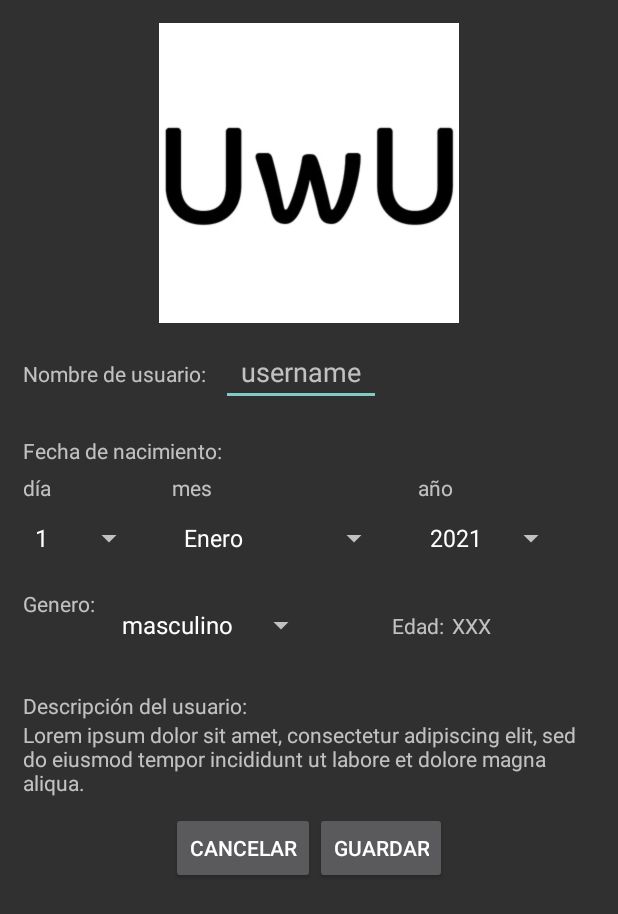
After one commit to felipedelosh/LifeRegisterAPP, an Android app: the ProfileConfigure screen opened directly, with no data from a screen before it, on a phone screen of 412 x 824 dp. The commit adds this screen. Shown: the top 914 px of the screen. Run offline under Robolectric (Android 15) with nearby library versions, the phone set to English and light mode, and no system bars.

Commit message:
generate a user settings panel

```diff
--- a/app/src/main/AndroidManifest.xml
+++ b/app/src/main/AndroidManifest.xml
@@ -14,6 +14,9 @@
         android:roundIcon="@mipmap/ic_launcher_round"
         android:supportsRtl="true"
         android:theme="@style/Theme.AppCompat.NoActionBar">
+        <activity
+            android:name=".ProfileConfigure"
+            android:exported="false" />
         <activity
             android:name=".Drug_Diary_Counter"
             android:exported="false" />
--- /dev/null
+++ b/app/src/main/java/com/example/liferegisterdiary/ProfileConfigure.java
@@ -0,0 +1,197 @@
+package com.example.liferegisterdiary;
+
+import androidx.appcompat.app.AppCompatActivity;
+
+import android.content.Intent;
+import android.os.Bundle;
+import android.view.View;
+import android.widget.ArrayAdapter;
+import android.widget.Button;
+import android.widget.EditText;
+import android.widget.Spinner;
+import android.widget.TextView;
+import android.widget.Toast;
+
+import Models.User;
+import db.DbUser;
+
+public class ProfileConfigure extends AppCompatActivity {
+
+    private EditText txtUsername;
+    private Spinner spinnerDayToBirthDate;
+    private Spinner spinnerMonthToBirthDate;
+    private Spinner spinnerYearToBirthDate;
+    private Spinner spinnerSex;
+    private TextView lblAge;
+    private TextView txtUserDescription;
+    private Button btnNotSaveProfileSettings;
+    private Button btnSaveProfileSettings;
+    private DbUser dbUser;
+    private TimeController timeController;
+
+
+    @Override
+    protected void onCreate(Bundle savedInstanceState) {
+        super.onCreate(savedInstanceState);
+        setContentView(R.layout.activity_profile_configure);
+
+        txtUsername = findViewById(R.id.txtUsername);
+        spinnerDayToBirthDate = findViewById(R.id.spinnerDayToBirthDate);
+        spinnerMonthToBirthDate = findViewById(R.id.spinnerMonthToBirthDate);
+        spinnerYearToBirthDate = findViewById(R.id.spinnerYearToBirthDate);
+        spinnerSex = findViewById(R.id.spinnerSex);
+        txtUserDescription = findViewById(R.id.txtUserDescription);
+        lblAge = findViewById(R.id.lblAge);
+
+
+        dbUser = new DbUser(ProfileConfigure.this);
+        timeController = new TimeController();
+
+        putSpinnerOptions();
+
+        if(dbUser.userIsregisted()){
+            chargeDataInDisplay();
+        }
+
+
+        setUpView();
+    }
+
+    private void setUpView() {
+        btnNotSaveProfileSettings = findViewById(R.id.btnNotSaveProfileSettings);
+        btnNotSaveProfileSettings.setOnClickListener(new View.OnClickListener() {
+            @Override
+            public void onClick(View v) {
+                Intent launchSettingsView = new Intent(getApplicationContext(), Settings.class);
+                startActivity(launchSettingsView);
+            }
+        });
+        btnSaveProfileSettings = findViewById(R.id.btnSaveProfileSettings);
+        btnSaveProfileSettings.setOnClickListener(new View.OnClickListener() {
+            @Override
+            public void onClick(View v) {
+
+                String usrnm = txtUsername.getText().toString();
+
+                if(validateText(usrnm)){
+
+                    String sex  = "";
+
+                    if(spinnerSex.getSelectedItemPosition() == 0){
+                        sex = "male";
+                    }else{
+                        sex = "female";
+                    }
+
+
+                    int yearBirthDate = Integer.parseInt(spinnerYearToBirthDate.getSelectedItem().toString().trim());
+                    int monthBirthDate = spinnerMonthToBirthDate.getSelectedItemPosition();
+                    int dayBirthDate = Integer.parseInt(spinnerDayToBirthDate.getSelectedItem().toString().trim());
+
+                    Long id = dbUser.editUser(usrnm, sex, yearBirthDate, monthBirthDate, dayBirthDate);
+
+                    if(id > 0){
+                        chargeDataInDisplay();
+                        Toast.makeText(ProfileConfigure.this, "Update User" , Toast.LENGTH_LONG).show();
+
+                    }else{
+                        Toast.makeText(ProfileConfigure.this, "Dont'save" , Toast.LENGTH_LONG).show();
+                    }
+
+                }
+
+            }
+        });
+    }
+
+    public void putSpinnerOptions(){
+
+        //Put sex
+        String [] genders = {getString(R.string.app_gender_male).trim(), getString(R.string.app_gender_female).trim()};
+        ArrayAdapter<String> adapterSex = new ArrayAdapter<String>(this, R.layout.support_simple_spinner_dropdown_item, genders);
+        spinnerSex.setAdapter(adapterSex);
+
+        //Spinner year
+        int [] k = timeController.getCommonYears();
+
+        String [] spinerOptionsYear = new String[100];
+        for(int i=0;i<k.length;i++){
+            spinerOptionsYear[i] = String.valueOf(k[i]);
+        }
+
+        ArrayAdapter<String> adapterYear = new ArrayAdapter<String>(this, R.layout.support_simple_spinner_dropdown_item, spinerOptionsYear);
+        //Put all values
+        spinnerYearToBirthDate.setAdapter(adapterYear);
+
+        //Put months
+        String [] spinerOptionsDays = timeController.getMonths();
+        ArrayAdapter <String> adapterDays = new ArrayAdapter<String>(this, R.layout.support_simple_spinner_dropdown_item, spinerOptionsDays);
+        spinnerMonthToBirthDate.setAdapter(adapterDays);
+
+        //Put days in spinner
+        putDaysInSpinner();
+
+
+    }
+
+
+    public void putDaysInSpinner(){
+        int k = timeController.getNumberDaysOfMounthX(spinnerMonthToBirthDate.getSelectedItem().toString().trim());
+        String [] spinerOptions = null;
+        //Case 28
+        if(k == 28){
+            spinerOptions = new String[28];
+            for(int i=0;i<28;i++){
+                spinerOptions[i] = String.valueOf(i+1);
+            }
+        }
+
+        //Case 30
+        if(k == 30){
+            spinerOptions = new String[30];
+            for(int i=0;i<30;i++){
+                spinerOptions[i] = String.valueOf(i+1);
+            }
+        }
+
+        //Case 31
+        if(k == 31){
+            spinerOptions = new String[31];
+            for(int i=0;i<31;i++){
+                spinerOptions[i] = String.valueOf(i+1);
+            }
+        }
+
+        ArrayAdapter <String> adapter = new ArrayAdapter<String>(this, R.layout.support_simple_spinner_dropdown_item, spinerOptions);
+        spinnerDayToBirthDate.setAdapter(adapter);
+    }
+
+    public void chargeDataInDisplay(){
+        User user = dbUser.getUser();
+
+        txtUsername.setText(user.getUsername());
+        //Put year in spinner
+        if(user.getSex().equals("male")){
+            spinnerSex.setSelection(0);
+        }else{
+            spinnerSex.setSelection(1);
+        }
+        int age = timeController.howManyYearsHavPassed(user.getDayBirthDate(), user.getMountBirthDate(), user.getYearBirthDate());
+        lblAge.setText(Integer.toString(age));
+        txtUserDescription.setText(user.toString());
+
+        if(age<100){
+            spinnerYearToBirthDate.setSelection(age);
+        }
+        spinnerMonthToBirthDate.setSelection(user.getMountBirthDate());
+        spinnerDayToBirthDate.setSelection(user.getDayBirthDate()-1);
+
+    }
+
+    //Valitate if the text is rigth
+    public boolean validateText(String txt){
+        return txt != "" && txt.trim() != "" && txt.trim().length() > 0;
+    }
+
+
+}
--- /dev/null
+++ b/app/src/main/res/layout/activity_profile_configure.xml
@@ -0,0 +1,208 @@
+<?xml version="1.0" encoding="utf-8"?>
+<LinearLayout xmlns:android="http://schemas.android.com/apk/res/android"
+    xmlns:app="http://schemas.android.com/apk/res-auto"
+    xmlns:tools="http://schemas.android.com/tools"
+    android:layout_width="match_parent"
+    android:layout_height="match_parent"
+    android:orientation="vertical"
+    tools:context=".ProfileConfigure">
+
+
+    <LinearLayout
+        android:layout_width="match_parent"
+        android:layout_height="match_parent"
+        android:layout_marginLeft="15dp"
+        android:layout_marginTop="15dp"
+        android:layout_marginRight="15dp"
+        android:orientation="vertical">
+
+        <ImageView
+            android:layout_width="200dp"
+            android:layout_height="200dp"
+            android:layout_gravity="center"
+            android:background="@drawable/avatar_uwu" />
+
+        <LinearLayout
+            android:layout_width="match_parent"
+            android:layout_height="wrap_content"
+            android:layout_marginTop="10dp"
+            android:orientation="horizontal">
+
+            <TextView
+                android:layout_width="wrap_content"
+                android:layout_height="wrap_content"
+                android:text="@string/app_username" />
+
+            <EditText
+                android:id="@+id/txtUsername"
+                android:layout_width="wrap_content"
+                android:layout_height="wrap_content"
+                android:layout_marginLeft="10dp"
+                android:hint="  username  " />
+
+
+        </LinearLayout>
+
+
+        <LinearLayout
+            android:layout_width="match_parent"
+            android:layout_height="wrap_content"
+            android:layout_marginTop="10dp"
+            android:layout_marginBottom="10dp"
+            android:orientation="vertical">
+
+            <TextView
+                android:layout_width="wrap_content"
+                android:layout_height="wrap_content"
+                android:layout_marginTop="10dp"
+                android:layout_marginBottom="5dp"
+                android:text="@string/app_birth_date" />
+
+            <LinearLayout
+                android:layout_width="match_parent"
+                android:layout_height="wrap_content"
+                android:orientation="horizontal">
+
+
+                <LinearLayout
+                    android:layout_width="wrap_content"
+                    android:layout_height="wrap_content"
+                    android:layout_weight="2"
+                    android:orientation="vertical">
+
+                    <TextView
+                        android:layout_width="match_parent"
+                        android:layout_height="wrap_content"
+                        android:text="@string/app_day"/>
+
+
+                    <Spinner
+                        android:id="@+id/spinnerDayToBirthDate"
+                        android:layout_width="wrap_content"
+                        android:layout_height="match_parent"/>
+
+
+
+                </LinearLayout>
+
+                <LinearLayout
+                    android:layout_width="wrap_content"
+                    android:layout_height="wrap_content"
+                    android:layout_weight="2"
+                    android:orientation="vertical">
+
+                    <TextView
+                        android:layout_width="wrap_content"
+                        android:layout_height="wrap_content"
+                        android:text="@string/app_month"/>
+
+                    <Spinner
+                        android:id="@+id/spinnerMonthToBirthDate"
+                        android:layout_width="wrap_content"
+                        android:layout_height="match_parent"/>
+
+
+
+                </LinearLayout>
+
+
+                <LinearLayout
+                    android:layout_width="wrap_content"
+                    android:layout_height="wrap_content"
+                    android:layout_weight="2"
+                    android:orientation="vertical">
+
+                    <TextView
+                        android:layout_width="wrap_content"
+                        android:layout_height="wrap_content"
+                        android:text="@string/app_year"/>
+
+                    <Spinner
+                        android:id="@+id/spinnerYearToBirthDate"
+                        android:layout_width="wrap_content"
+                        android:layout_height="match_parent"/>
+
+                </LinearLayout>
+
+            </LinearLayout>
+
+            <LinearLayout
+                android:layout_width="match_parent"
+                android:layout_height="wrap_content"
+                android:orientation="vertical">
+
+
+                <LinearLayout
+                    android:layout_width="wrap_content"
+                    android:layout_height="wrap_content"
+                    android:layout_marginTop="10dp"
+                    android:layout_marginBottom="20dp"
+                    android:orientation="horizontal">
+
+                    <TextView
+                        android:layout_width="wrap_content"
+                        android:layout_height="match_parent"
+                        android:layout_marginRight="10dp"
+                        android:text="@string/app_sex"/>
+
+                    <Spinner
+                        android:id="@+id/spinnerSex"
+                        android:layout_width="wrap_content"
+                        android:layout_height="wrap_content"/>
+
+
+                    <TextView
+                        android:layout_width="wrap_content"
+                        android:layout_height="wrap_content"
+                        android:layout_marginLeft="50dp"
+                        android:text="@string/app_age"/>
+
+                    <TextView
+                        android:id="@+id/lblAge"
+                        android:layout_width="wrap_content"
+                        android:layout_height="wrap_content"
+                        android:layout_marginLeft="5dp"
+                        android:text="XXX"/>
+
+
+                </LinearLayout>
+                <TextView
+                    android:layout_width="match_parent"
+                    android:layout_height="wrap_content"
+                    android:text="@string/app_user_description"/>
+
+                <TextView
+                    android:id="@+id/txtUserDescription"
+                    android:layout_width="match_parent"
+                    android:layout_height="wrap_content"
+                    android:text="@string/loremIpsum"/>
+
+            </LinearLayout>
+        </LinearLayout>
+
+        <LinearLayout
+            android:layout_width="match_parent"
+            android:layout_height="wrap_content"
+            android:gravity="center"
+            android:orientation="horizontal">
+
+            <Button
+                android:id="@+id/btnNotSaveProfileSettings"
+                android:layout_width="wrap_content"
+                android:layout_height="wrap_content"
+                android:text="@string/btnCancel"
+                />
+
+            <Button
+                android:id="@+id/btnSaveProfileSettings"
+                android:layout_width="wrap_content"
+                android:layout_height="wrap_content"
+                android:text="@string/btnSave"
+                />
+
+        </LinearLayout>
+
+
+
+    </LinearLayout>
+</LinearLayout>
--- a/app/src/main/res/layout/activity_settings.xml
+++ b/app/src/main/res/layout/activity_settings.xml
@@ -26,22 +26,26 @@
         android:layout_marginTop="50dp">
 
         <Button
+            android:id="@+id/btnSettingsProfile"
             android:layout_width="match_parent"
             android:layout_height="wrap_content"
             android:text="@string/btnEditProfile"/>
 
         <Button
+            android:id="@+id/btnSettingsActivities"
             android:layout_width="match_parent"
             android:layout_height="wrap_content"
             android:text="@string/btnEditActivities"/>
 
         <Button
+            android:id="@+id/btnSettingsFeelings"
             android:layout_width="match_parent"
             android:layout_height="wrap_content"
             android:text="@string/btnEditFeelings"/>
 
 
         <Button
+            android:id="@+id/btnSettingsDrugs"
             android:layout_width="match_parent"
             android:layout_height="wrap_content"
             android:text="@string/btnEditDrugList"/>
--- a/app/src/main/res/values/strings.xml
+++ b/app/src/main/res/values/strings.xml
@@ -1,5 +1,4 @@
 <resources>
-    <!-- Intercace Strings -->
     <string name="app_name">Life register: Diario</string>
     <string name="app_diary">Diario</string>
     <string name="app_calendar">calendario</string>
@@ -11,7 +10,17 @@
     <string name="app_settings">Configuraciones</string>
     <string name="app_help">Ayuda</string>
     <string name="app_hour">Hora</string>
+    <string name="app_day">día</string>
+    <string name="app_month">mes</string>
+    <string name="app_year">año</string>
+    <string name="app_gender_male">masculino</string>
+    <string name="app_gender_female">femenino</string>
     <string name="app_activity">Actividad</string>
+    <string name="app_user_description">Descripción del usuario: </string>
+    <string name="app_username">Nombre de usuario: </string>
+    <string name="app_sex">Genero: </string>
+    <string name="app_age">Edad: </string>
+    <string name="app_birth_date">Fecha de nacimiento: </string>
     <string name="app_banner_feelings">Como te sentiste hoy?</string>
     <string name="app_register_mesage_1">Hola, Soy tu diario...</string>
     <string name="app_register_mesage_2">Bienvenido nuevo usuario.\n\n- Vamos a compartir.</string>
@@ -34,12 +43,14 @@
     <string name="output">This is a system message: ....</string>
     <string name="btnLoad">Cargar</string>
     <string name="btnSave">Guardar</string>
+    <string name="btnCancel">Cancelar</string>
     <string name="btnContinue">Continuar</string>
     <string name="btnEditProfile">Perfil</string>
     <string name="btnEditActivities">Actividades</string>
     <string name="btnEditFeelings">Sentimientos</string>
     <string name="btnEditDrugList">Listado de drogas</string>
+    <string name="loremIpsum">Lorem ipsum dolor sit amet, consectetur adipiscing elit, sed do eiusmod tempor incididunt ut labore et dolore magna aliqua.</string>
 
-    <!-- Psicotrope Strings -->
+
 
 </resources>
```
Also changed, not shown: app/src/main/java/Models/User.java (added, +69 -0 lines), app/src/main/java/com/example/liferegisterdiary/Settings.java (+45 -0 lines), app/src/main/java/com/example/liferegisterdiary/TimeController.java (+20 -0 lines), app/src/main/java/db/DbUser.java (+59 -0 lines).
